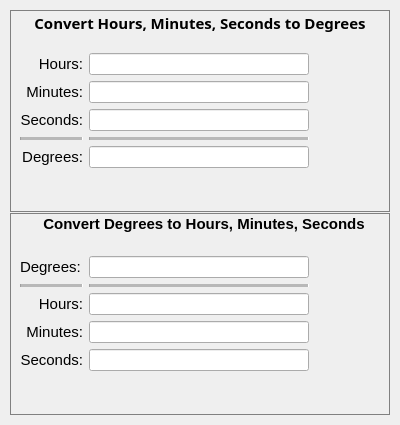
First picture: the form in ui/converter.ui, repository greggrivas/converter, before the edit.
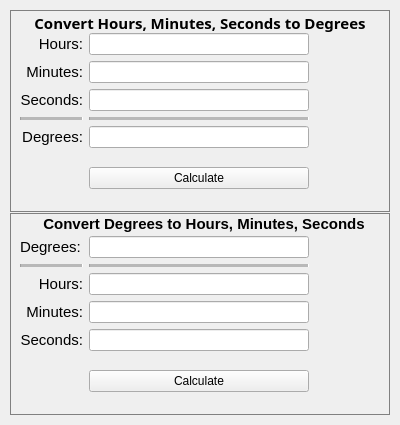
Second picture: the form after the edit.

Patch:
```diff
--- a/ui/converter.ui
+++ b/ui/converter.ui
@@ -118,6 +118,12 @@
               <property name="toolTip">
                <string>&lt;html&gt;&lt;head/&gt;&lt;body&gt;&lt;p&gt;&lt;br/&gt;&lt;/p&gt;&lt;/body&gt;&lt;/html&gt;</string>
               </property>
+              <property name="text">
+               <string/>
+              </property>
+              <property name="placeholderText">
+               <string/>
+              </property>
              </widget>
             </item>
             <item>
@@ -228,6 +234,25 @@
             </item>
            </layout>
           </item>
+          <item row="1" column="1">
+           <widget class="QPushButton" name="calc_degs">
+            <property name="minimumSize">
+             <size>
+              <width>100</width>
+              <height>0</height>
+             </size>
+            </property>
+            <property name="baseSize">
+             <size>
+              <width>100</width>
+              <height>0</height>
+             </size>
+            </property>
+            <property name="text">
+             <string>Calculate</string>
+            </property>
+           </widget>
+          </item>
          </layout>
         </widget>
        </item>
@@ -259,6 +284,46 @@
           <set>Qt::AlignCenter</set>
          </property>
          <layout class="QGridLayout" name="gridLayout_4">
+          <item row="0" column="1">
+           <layout class="QVBoxLayout" name="verticalLayout_4">
+            <item>
+             <widget class="QLineEdit" name="degs_line_in"/>
+            </item>
+            <item>
+             <widget class="Line" name="line_4">
+              <property name="minimumSize">
+               <size>
+                <width>220</width>
+                <height>0</height>
+               </size>
+              </property>
+              <property name="midLineWidth">
+               <number>5</number>
+              </property>
+              <property name="orientation">
+               <enum>Qt::Horizontal</enum>
+              </property>
+             </widget>
+            </item>
+            <item>
+             <widget class="QLineEdit" name="hour_line_out">
+              <property name="text">
+               <string/>
+              </property>
+             </widget>
+            </item>
+            <item>
+             <widget class="QLineEdit" name="mins_line_out"/>
+            </item>
+            <item>
+             <widget class="QLineEdit" name="secs_line_out">
+              <property name="readOnly">
+               <bool>true</bool>
+              </property>
+             </widget>
+            </item>
+           </layout>
+          </item>
           <item row="0" column="0">
            <layout class="QVBoxLayout" name="verticalLayout_3">
             <item>
@@ -343,46 +408,6 @@
             </item>
            </layout>
           </item>
-          <item row="0" column="1">
-           <layout class="QVBoxLayout" name="verticalLayout_4">
-            <item>
-             <widget class="QLineEdit" name="lineEdit_5"/>
-            </item>
-            <item>
-             <widget class="Line" name="line_4">
-              <property name="minimumSize">
-               <size>
-                <width>220</width>
-                <height>0</height>
-               </size>
-              </property>
-              <property name="midLineWidth">
-               <number>5</number>
-              </property>
-              <property name="orientation">
-               <enum>Qt::Horizontal</enum>
-              </property>
-             </widget>
-            </item>
-            <item>
-             <widget class="QLineEdit" name="lineEdit_6">
-              <property name="text">
-               <string/>
-              </property>
-             </widget>
-            </item>
-            <item>
-             <widget class="QLineEdit" name="lineEdit_7"/>
-            </item>
-            <item>
-             <widget class="QLineEdit" name="lineEdit_8">
-              <property name="readOnly">
-               <bool>true</bool>
-              </property>
-             </widget>
-            </item>
-           </layout>
-          </item>
           <item row="0" column="2">
            <spacer name="horizontalSpacer">
             <property name="orientation">
@@ -396,6 +421,13 @@
             </property>
            </spacer>
           </item>
+          <item row="1" column="1">
+           <widget class="QPushButton" name="calc_hours">
+            <property name="text">
+             <string>Calculate</string>
+            </property>
+           </widget>
+          </item>
          </layout>
         </widget>
        </item>
```
Left out of the diff: 24 changed lines with no effect on the pictures.
